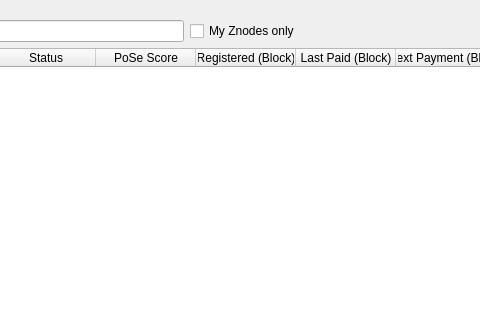
This is src/qt/forms/masternodelist.ui in firoorg/firo as Qt 5 draws it before an edit; both pictures show x 125 to 605 and y 0 to 320 of the 762 by 457 pixel window. The edited form follows.
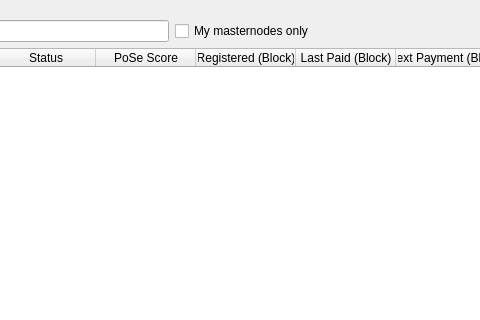
This is the edited form.

Commit message: Changed text to masternode in UI

Diff of the .ui file:
```diff
--- a/src/qt/forms/masternodelist.ui
+++ b/src/qt/forms/masternodelist.ui
@@ -71,7 +71,7 @@
             <string>Show only znodes this wallet has keys for.</string>
            </property>
            <property name="text">
-            <string>My Znodes only</string>
+            <string>My masternodes only</string>
            </property>
           </widget>
          </item>
```
Left out of the diff: 4 changed lines with no effect on the pictures.
